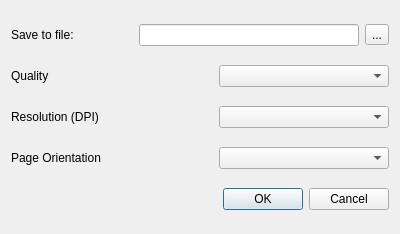
Qt form src/forms/dialogexportpdf.ui (socnetv/app) before a commit.
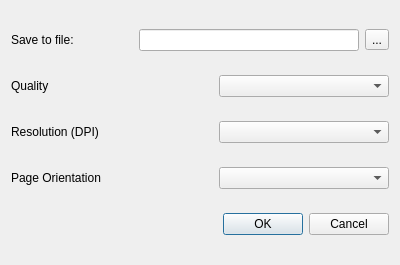
The same form after that commit.

Commit message: PDF export is finished. Added new UI and class for Image export settings

```diff
--- a/src/forms/dialogexportpdf.ui
+++ b/src/forms/dialogexportpdf.ui
@@ -7,7 +7,7 @@
     <x>0</x>
     <y>0</y>
     <width>400</width>
-    <height>234</height>
+    <height>265</height>
    </rect>
   </property>
   <property name="minimumSize">
```
Left out of the diff: 227 changed lines with no effect on the pictures. The commit also changes 6 other files.
